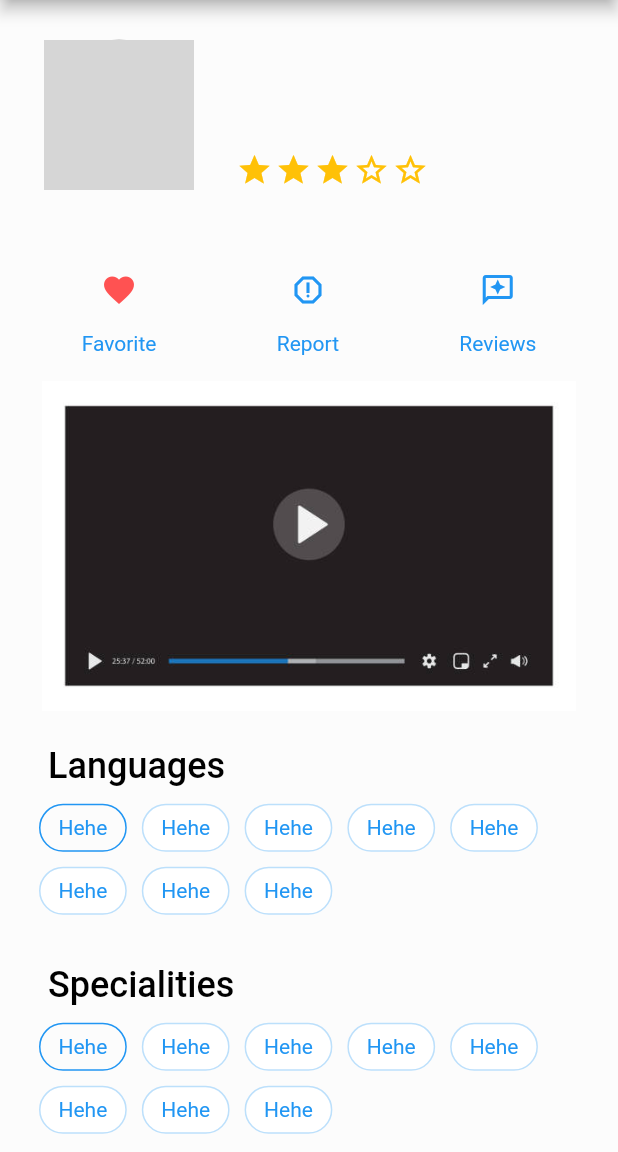
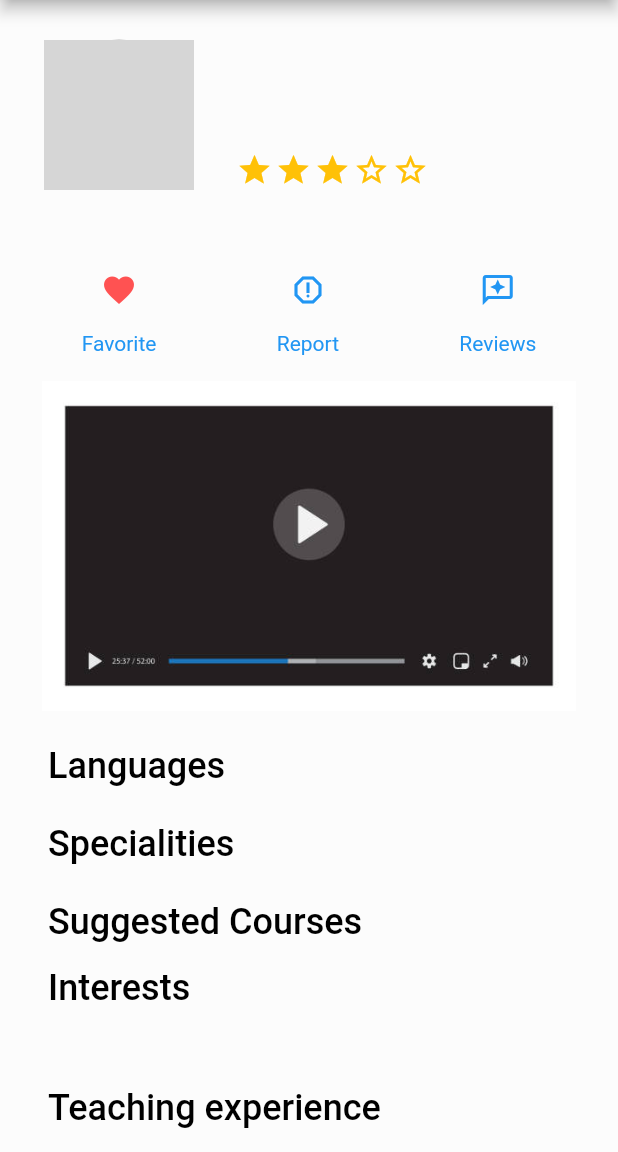
Before and after one commit to nnpanh/advanced-mobile-lettutor, a Flutter app: the TutorDetailPage screen opened directly with empty values, on a phone screen of 412 x 824 dp, the part 84-1236 px from its top. Run offline on Flutter 3.47's test engine with Material 2 defaults, Android fonts, the phone set to English and light mode, and no system bars; drawn by our look-alikes of chips_choice, flutter_rating_bar; our stand-ins replace animated_splash_screen, country_picker, font_awesome_flutter, page_transition, readmore; missing offline and left inert: dart:ffi; network calls fail; grey boxes are pictures that could not be loaded.

Commit message:
chip wrap list in account

```diff
--- a/lib/view/common_widgets/title_and_chips.dart
+++ b/lib/view/common_widgets/title_and_chips.dart
@@ -1,7 +1,8 @@
-import 'package:chips_choice/chips_choice.dart';
 import 'package:flutter/material.dart';
 
+import '../../const/const_value.dart';
 import '../../utils/default_style.dart';
+import 'chip_button.dart';
 
 class TitleAndChips extends StatelessWidget {
   const TitleAndChips({super.key, required this.options, required this.title});
@@ -34,26 +35,21 @@ class TitleAndChips extends StatelessWidget {
                 child: Text(title, style: headLineSmall(context)),
               ),
               Container(
-                padding: const EdgeInsets.fromLTRB(0, 0, 0, 16),
-                child: ChipsChoice<int>.single(
-                    value: 0,
-                    choiceItems: C2Choice.listFrom<int, String>(
-                      source: test,
-                      value: (i, v) => i,
-                      label: (i, v) => v,
-                      // tooltip: (i, v) => v,
-                    ),
-                    wrapped: true,
-                    // choiceCheckmark: true,
-                    choiceStyle: C2ChipStyle.outlined(
-                      color: Colors.blue,
-                      backgroundColor: Colors.white,
-                      borderRadius: const BorderRadius.all(
-                        Radius.circular(25),
-                      ),
-                    ),
-                    onChanged: (value) {}),
-              ),
+                  padding: const EdgeInsets.fromLTRB(16, 8, 16, 8),
+                  child: Wrap(
+                    children: options
+                        .map((item) => Container(
+                              padding: const EdgeInsets.only(right: 8),
+                              child: ChipButton(
+                                callback: () {},
+                                title: item,
+                                hasIcon: false,
+                                chipType: ButtonType.outlinedButton,
+                              ),
+                            ))
+                        .toList()
+                        .cast<Widget>(),
+                  )),
             ],
           ),
         )
```
Also changed, not shown: lib/view/common_widgets/chip_dropdown.dart (added, +93 -0 lines), lib/view/common_widgets/title_and_chips_schedule.dart (deleted, +0 -79 lines), lib/view/settings/account_page.dart (+4 -19 lines).
